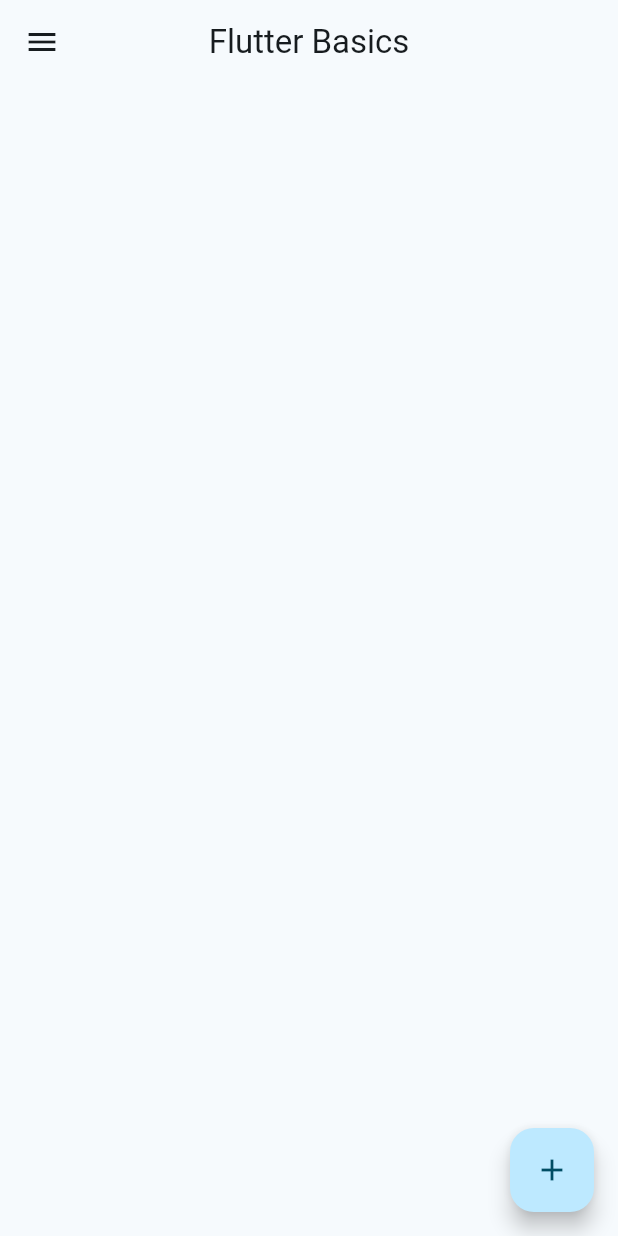
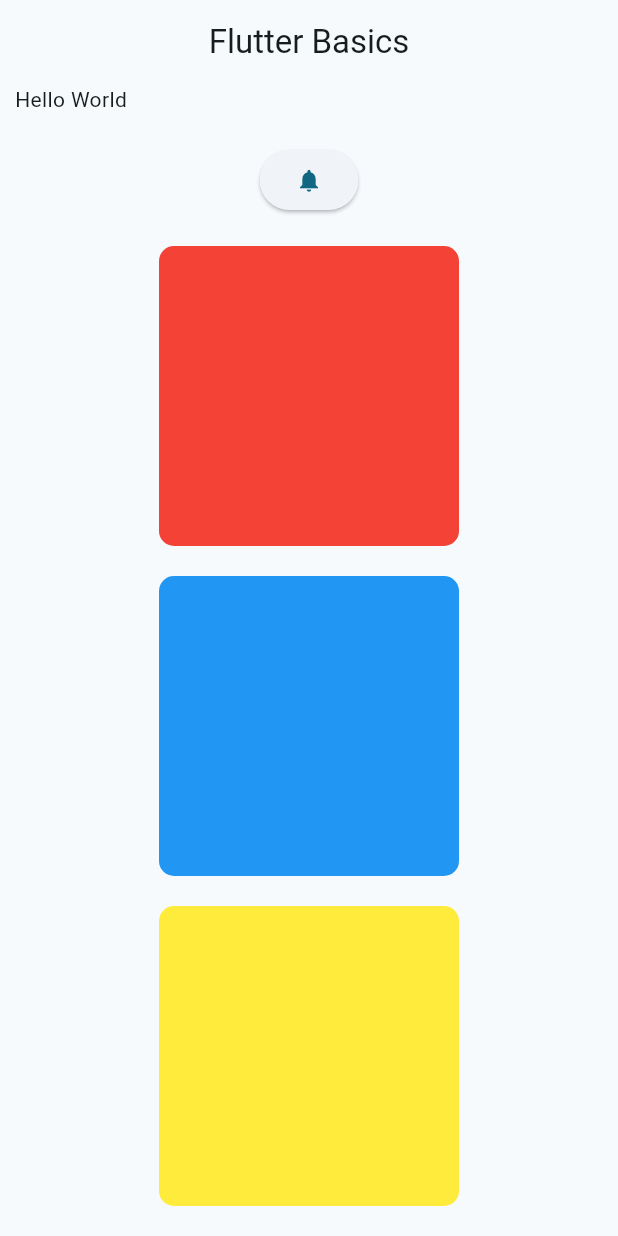
Before and after one commit to ravenpdev/flutter_basics, a Flutter app: the screen it shows after launch, on a phone screen of 412 x 824 dp. Run offline on Flutter 3.47's test engine with Material 2 defaults, Android fonts, the phone set to English and light mode, and no system bars.

Commit message:
SingleChildScrollView widget

```diff
--- a/lib/main.dart
+++ b/lib/main.dart
@@ -22,29 +22,64 @@ class MyApp extends StatelessWidget {
           title: const Text('Flutter Basics'),
           centerTitle: true,
         ),
-        body: Container(),
-        floatingActionButton: FloatingActionButton(
-          onPressed: () {},
-          child: const Icon(Icons.add),
-        ),
-        drawer: Drawer(
-          child: ListView(
-            padding: EdgeInsets.zero,
-            children: [
-              const DrawerHeader(
-                child: Text(
-                  'Drawer Header',
+        body: Container(
+          padding: const EdgeInsets.symmetric(horizontal: 10),
+          child: SingleChildScrollView(
+            // physics: const BouncingScrollPhysics(),
+            child: Column(
+              crossAxisAlignment: CrossAxisAlignment.center,
+              children: [
+                const Row(
+                  children: [
+                    Text('Hello World'),
+                    SizedBox(
+                      width: 20,
+                    ),
+                  ],
                 ),
-              ),
-              ListTile(
-                title: const Text('Item 1'),
-                onTap: () {},
-              ),
-              ListTile(
-                title: const Text('Item 2'),
-                onTap: () {},
-              )
-            ],
+                const SizedBox(height: 20),
+                ElevatedButton(
+                  onPressed: () {},
+                  child: const Icon(Icons.notifications),
+                ),
+                const SizedBox(height: 20),
+                Container(
+                  height: 200,
+                  width: 200,
+                  decoration: const BoxDecoration(
+                    color: Colors.red,
+                    borderRadius: BorderRadius.all(Radius.circular(10)),
+                  ),
+                ),
+                const SizedBox(height: 20),
+                Container(
+                  height: 200,
+                  width: 200,
+                  decoration: const BoxDecoration(
+                    color: Colors.blue,
+                    borderRadius: BorderRadius.all(Radius.circular(10)),
+                  ),
+                ),
+                const SizedBox(height: 20),
+                Container(
+                  height: 200,
+                  width: 200,
+                  decoration: const BoxDecoration(
+                    color: Colors.yellow,
+                    borderRadius: BorderRadius.all(Radius.circular(10)),
+                  ),
+                ),
+                const SizedBox(height: 20),
+                Container(
+                  height: 200,
+                  width: 200,
+                  decoration: const BoxDecoration(
+                    color: Colors.teal,
+                    borderRadius: BorderRadius.all(Radius.circular(10)),
+                  ),
+                ),
+              ],
+            ),
           ),
         ),
       ),
```
